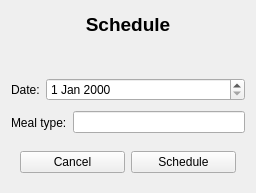
First picture: the form in home_ims/src/view/ui/popup/schedule_meal.ui, repository isaac-ucalgary/CPSC471_Fall2024_GroupProject, before the edit.
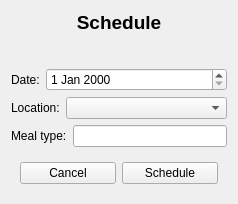
Second picture: the form after the edit.

Commit message: Recipe and meal views mostly complete.

Patch:
```diff
--- a/home_ims/src/view/ui/popup/schedule_meal.ui
+++ b/home_ims/src/view/ui/popup/schedule_meal.ui
@@ -6,8 +6,8 @@
    <rect>
     <x>0</x>
     <y>0</y>
-    <width>256</width>
-    <height>193</height>
+    <width>238</width>
+    <height>201</height>
    </rect>
   </property>
   <property name="windowTitle">
@@ -80,6 +80,41 @@
      </layout>
     </widget>
    </item>
+   <item>
+    <widget class="QWidget" name="widget_3" native="true">
+     <layout class="QHBoxLayout" name="horizontalLayout_2">
+      <property name="leftMargin">
+       <number>0</number>
+      </property>
+      <property name="topMargin">
+       <number>0</number>
+      </property>
+      <property name="rightMargin">
+       <number>0</number>
+      </property>
+      <property name="bottomMargin">
+       <number>0</number>
+      </property>
+      <item>
+       <widget class="QLabel" name="label_6">
+        <property name="text">
+         <string>Location:</string>
+        </property>
+       </widget>
+      </item>
+      <item>
+       <widget class="QComboBox" name="locationSelector">
+        <property name="sizePolicy">
+         <sizepolicy hsizetype="Expanding" vsizetype="Fixed">
+          <horstretch>0</horstretch>
+          <verstretch>0</verstretch>
+         </sizepolicy>
+        </property>
+       </widget>
+      </item>
+     </layout>
+    </widget>
+   </item>
    <item>
     <widget class="QWidget" name="widget_2" native="true">
      <layout class="QHBoxLayout" name="horizontalLayout_5">
```
The commit also changes 8 other files.
